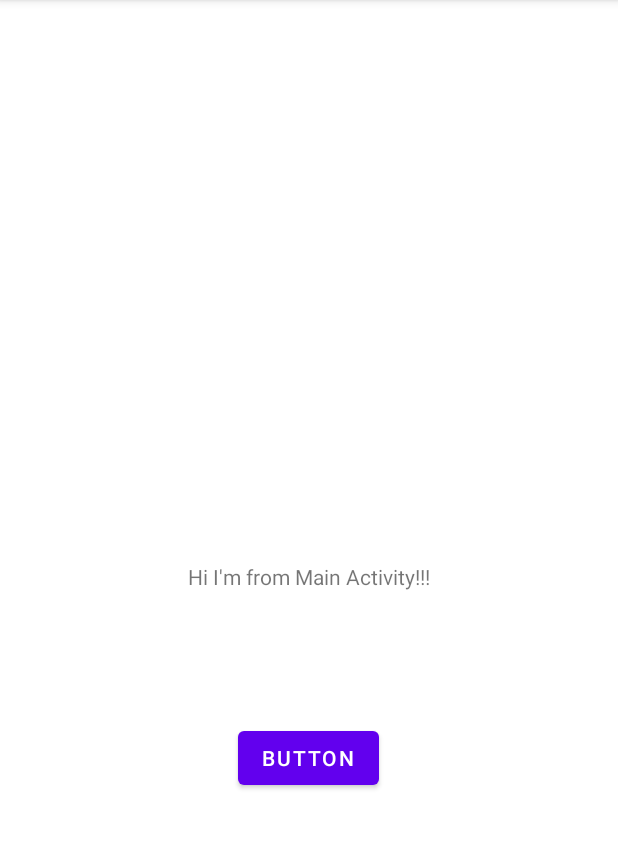
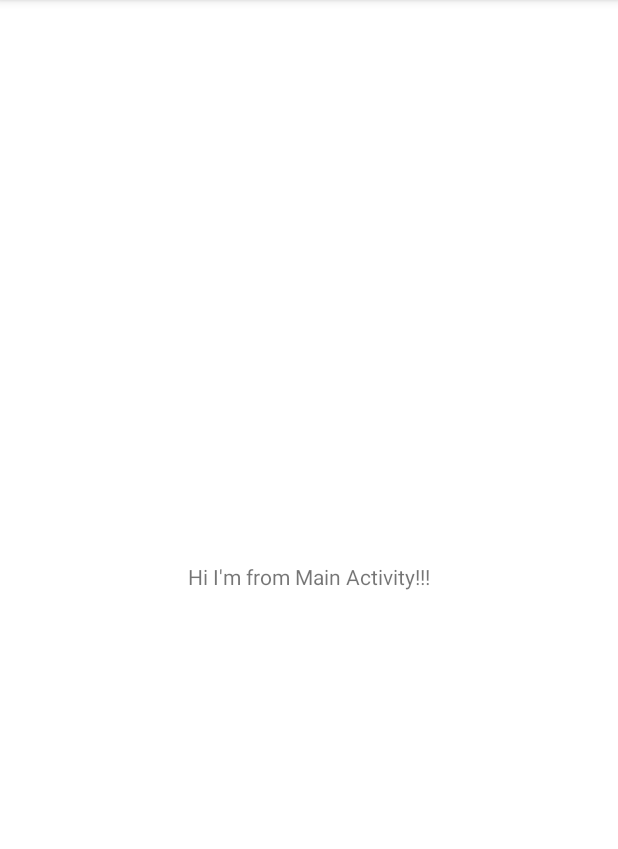
Before and after one commit to AshleyBelle/CARCUEVAS_IT-ELEC_830, an Android app: the screen it shows after launch (MainActivity2), after a tap on "BUTTON", on a phone screen of 412 x 824 dp, the part 84-933 px from its top. Run offline under Robolectric (Android 15) with nearby library versions, the phone set to English and light mode, and no system bars; our stand-ins replace navigation-ui.

Commit message:
04/15/23

```diff
--- a/buttomnav/src/main/res/layout/activity_main2.xml
+++ b/buttomnav/src/main/res/layout/activity_main2.xml
@@ -5,18 +5,6 @@
     android:layout_width="match_parent"
     android:layout_height="match_parent"
     tools:context=".MainActivity2">
-
-    <Button
-        android:id="@+id/button"
-        android:layout_width="wrap_content"
-        android:layout_height="wrap_content"
-        android:layout_marginBottom="152dp"
-        android:text="Button"
-        app:layout_constraintBottom_toBottomOf="parent"
-        app:layout_constraintEnd_toEndOf="parent"
-        app:layout_constraintHorizontal_bias="0.498"
-        app:layout_constraintStart_toStartOf="parent"
-        app:layout_constraintTop_toBottomOf="@+id/text" />
 
     <TextView
         android:id="@+id/text"
```
